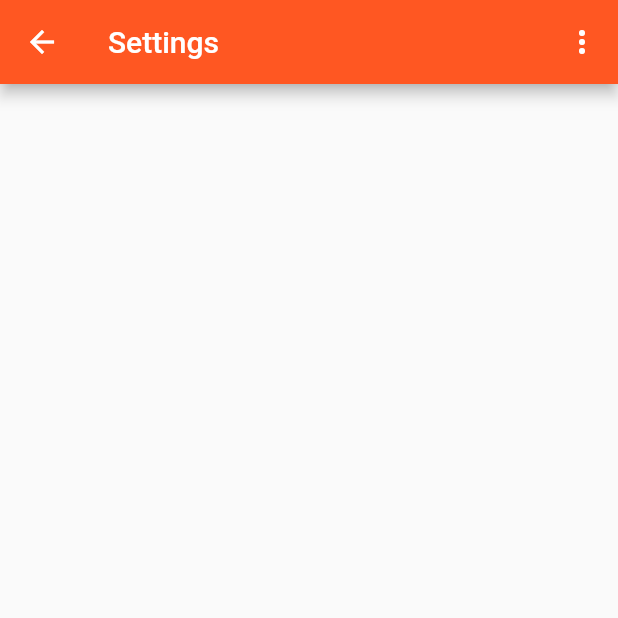
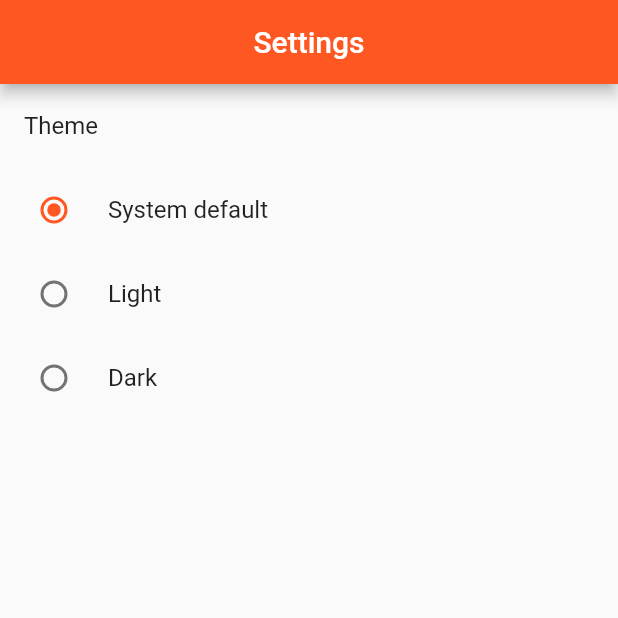
Before and after one commit to rinald/cafeteria, a Flutter app: the screen it shows after launch, after a tap on "Settings Screen", on a phone screen of 412 x 824 dp, the top half of it. Run offline on Flutter 3.47's test engine with Material 2 defaults, Android fonts, the light colour scheme and no system bars; our stand-ins replace outline_material_icons.

Commit message:
Implemented theme settings

```diff
--- a/lib/app.dart
+++ b/lib/app.dart
@@ -1,21 +1,39 @@
 import 'package:flutter/material.dart';
-import 'package:cafeteria/screens/screens.dart';
-import 'package:cafeteria/themes.dart';
 
-final _app = MaterialApp(
+import 'package:provider/provider.dart';
+
+import './screens/screens.dart';
+import './blocs/theme_bloc.dart';
+import './themes.dart';
+
+class _App extends StatelessWidget {
+  @override
+  Widget build(BuildContext context) {
+    final _themeBloc = Provider.of<ThemeBloc>(context);
+
+    return MaterialApp(
       debugShowCheckedModeBanner: false,
       title: 'Cafeteria',
       theme: lightTheme,
       darkTheme: darkTheme,
-  themeMode: ThemeMode.system,
+      themeMode: _themeBloc.themeMode,
       routes: {
         '/': (_) => HomeScreen(),
         '/login': (_) => LoginScreen(),
         '/settings': (_) => SettingsScreen(),
       },
     );
+  }
+}
 
 class App extends StatelessWidget {
+  final _themeBloc = ThemeBloc();
+
   @override
-  Widget build(BuildContext context) => _app;
+  Widget build(BuildContext context) {
+    return ChangeNotifierProvider.value(
+      value: _themeBloc,
+      child: _App(),
+    );
   }
+}
--- /dev/null
+++ b/lib/blocs/theme_bloc.dart
@@ -0,0 +1,12 @@
+import 'package:flutter/material.dart';
+
+class ThemeBloc with ChangeNotifier {
+  var _themeMode = ThemeMode.system;
+
+  ThemeMode get themeMode => _themeMode;
+
+  set themeMode(ThemeMode mode) {
+    _themeMode = mode;
+    notifyListeners();
+  }
+}
--- a/lib/screens/home_screen.dart
+++ b/lib/screens/home_screen.dart
@@ -1,50 +1,89 @@
 import 'package:flutter/material.dart';
+import 'package:outline_material_icons/outline_material_icons.dart';
 
-_navigateTo(BuildContext context, String screen) =>
-    Navigator.of(context).pushNamed(screen);
+import '../widgets/widgets.dart';
+
+BottomNavigationBarItem _barItem({
+  String title,
+  IconData icon,
+  IconData activeIcon,
+}) {
+  return BottomNavigationBarItem(
+    title: Text(title),
+    icon: Icon(icon),
+    activeIcon: Icon(activeIcon),
+  );
+}
+
+class BottomBar extends StatefulWidget {
+  @override
+  _BottomBarState createState() => _BottomBarState();
+}
+
+class _BottomBarState extends State<BottomBar> {
+  int _index = 0;
+
+  final _barItems = [
+    _barItem(
+      title: 'Home',
+      icon: OMIcons.home,
+      activeIcon: Icons.home,
+    ),
+    _barItem(
+      title: 'Order',
+      icon: OMIcons.receipt,
+      activeIcon: Icons.receipt,
+    ),
+    _barItem(
+      title: 'History',
+      icon: OMIcons.history,
+      activeIcon: Icons.history,
+    ),
+  ];
+
+  void _onTap(int index) {
+    setState(() {
+      _index = index;
+    });
+  }
+
+  @override
+  Widget build(BuildContext context) {
+    return BottomNavigationBar(
+      currentIndex: _index,
+      onTap: _onTap,
+      showUnselectedLabels: false,
+      items: _barItems,
+    );
+  }
+}
 
 class HomeScreen extends StatelessWidget {
   @override
   Widget build(BuildContext context) {
-    return Scaffold(
-      appBar: AppBar(
-        title: Text('Cafeteria'),
-        actions: <Widget>[
+    return SimpleScaffold(
+      title: 'Cafeteria',
+      actions: [
         IconButton(
           icon: Icon(Icons.more_vert),
           onPressed: () {},
-          )
+        ),
       ],
+      body: ListView(
+        children: [
+          ListTile(
+            title: Text('Login Screen'),
+            leading: Icon(OMIcons.person),
+            onTap: () => Navigator.pushNamed(context, '/login'),
           ),
-      body: Center(
-        child: Column(
-          children: <Widget>[
-            Spacer(
-              flex: 2,
-            ),
-            Expanded(
-              flex: 1,
-              child: RaisedButton(
-                child: Text('Login Screen'),
-                onPressed: () => _navigateTo(context, '/login'),
-              ),
-            ),
-            Spacer(
-              flex: 1,
-            ),
-            Expanded(
-              flex: 1,
-              child: RaisedButton(
-                child: Text('Settings Screen'),
-                onPressed: () => _navigateTo(context, '/settings'),
-              ),
-            ),
-            Spacer(
-              flex: 2,
+          ListTile(
+            title: Text('Settings Screen'),
+            leading: Icon(OMIcons.settings),
+            onTap: () => Navigator.pushNamed(context, '/settings'),
           ),
         ],
       ),
-      ),
+      bottomBar: BottomBar(),
     );
   }
 }
--- a/lib/screens/screens.dart
+++ b/lib/screens/screens.dart
@@ -1,3 +1,3 @@
-export 'package:cafeteria/screens/home_screen.dart';
-export 'package:cafeteria/screens/login_screen.dart';
-export 'package:cafeteria/screens/settings_screen.dart';
+export './home_screen.dart';
+export './login_screen.dart';
+export './settings_screen.dart';
--- a/lib/screens/settings_screen.dart
+++ b/lib/screens/settings_screen.dart
@@ -1,18 +1,55 @@
 import 'package:flutter/material.dart';
 
-final _settingsScreen = Scaffold(
-  appBar: AppBar(
-    title: Text('Settings'),
-    actions: <Widget>[
-      IconButton(
-        icon: Icon(Icons.more_vert),
-        onPressed: () {},
-      )
-    ],
-  ),
-);
+import 'package:provider/provider.dart';
+
+import '../widgets/widgets.dart';
+import '../blocs/theme_bloc.dart';
 
 class SettingsScreen extends StatelessWidget {
   @override
-  Widget build(BuildContext context) => _settingsScreen;
+  Widget build(BuildContext context) {
+    final _themeBloc = Provider.of<ThemeBloc>(context);
+
+    return SimpleScaffold(
+      title: 'Settings',
+      body: ListView(
+        children: [
+          ListTile(
+            title: Text('Theme'),
+          ),
+          RadioListTile(
+            title: Text('System default'),
+            value: ThemeMode.system,
+            groupValue: _themeBloc.themeMode,
+            onChanged: (ThemeMode mode) {
+              _themeBloc.themeMode = mode;
+            },
+          ),
+          RadioListTile(
+            title: Text('Light'),
+            value: ThemeMode.light,
+            groupValue: _themeBloc.themeMode,
+            onChanged: (ThemeMode mode) {
+              _themeBloc.themeMode = mode;
+            },
+          ),
+          RadioListTile(
+            title: Text('Dark'),
+            value: ThemeMode.dark,
+            groupValue: _themeBloc.themeMode,
+            onChanged: (ThemeMode mode) {
+              _themeBloc.themeMode = mode;
+            },
+          ),
+          // SwitchListTile(
+          //   title: Text('Enable dark mode'),
+          //   value: _themeBloc.darkModeEnabled,
+          //   onChanged: (bool value) {
+          //     _themeBloc.changeTheme(value);
+          //   },
+          // ),
+        ],
+      ),
+    );
+  }
 }
--- /dev/null
+++ b/lib/widgets/widgets.dart
@@ -0,0 +1,31 @@
+import 'package:flutter/material.dart';
+
+class SimpleScaffold extends StatelessWidget {
+  final String title;
+  final List<Widget> actions;
+  final Widget body;
+  final Widget floatingButton;
+  final Widget bottomBar;
+  final Widget drawer;
+
+  SimpleScaffold(
+      {this.title,
+      this.actions,
+      this.body,
+      this.floatingButton,
+      this.bottomBar,
+      this.drawer});
+
+  Widget build(BuildContext context) {
+    return Scaffold(
+      appBar: AppBar(
+        automaticallyImplyLeading: false,
+        title: Center(child: Text(title)),
+      ),
+      body: body,
+      drawer: drawer,
+      floatingActionButton: floatingButton,
+      bottomNavigationBar: bottomBar,
+    );
+  }
+}
--- a/pubspec.yaml
+++ b/pubspec.yaml
@@ -4,13 +4,14 @@ description: Cafeteria order automatization
 version: 1.0.0+1
 
 environment:
-  sdk: ">=2.5.0 <3.0.0"
+  sdk: ">=2.6.0 <3.0.0"
 
 dependencies:
   flutter:
     sdk: flutter
 
   provider: ^3.2.0
+  outline_material_icons: ^0.1.1
 
 dev_dependencies:
   flutter_test:
```
Also changed, not shown: lib/screens/login_screen.dart (+7 -13 lines), pubspec.lock. Lines whose indentation alone changed are shown as unchanged.
